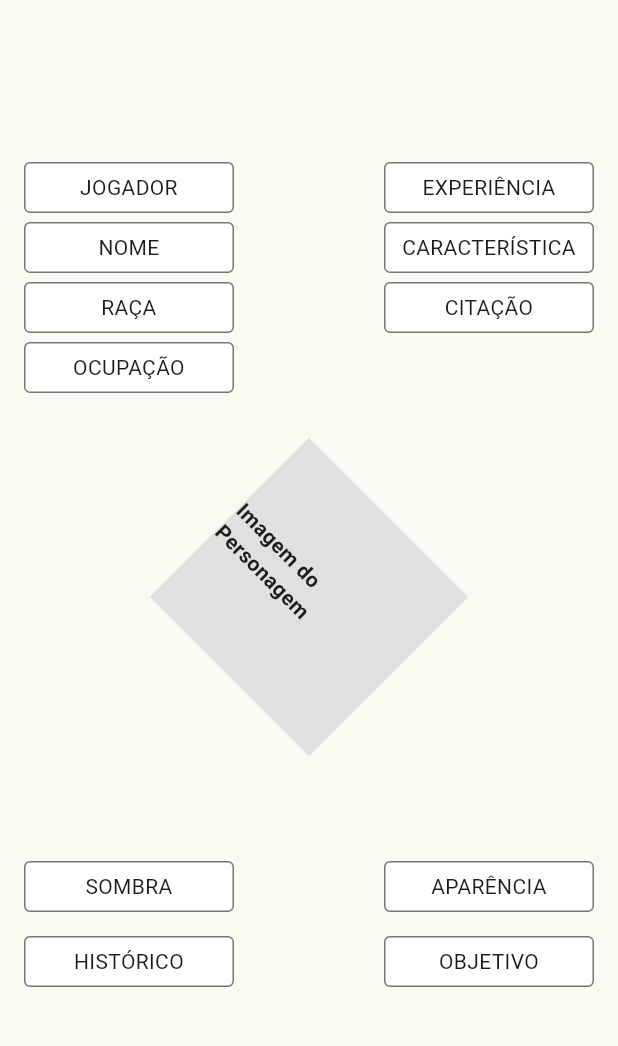
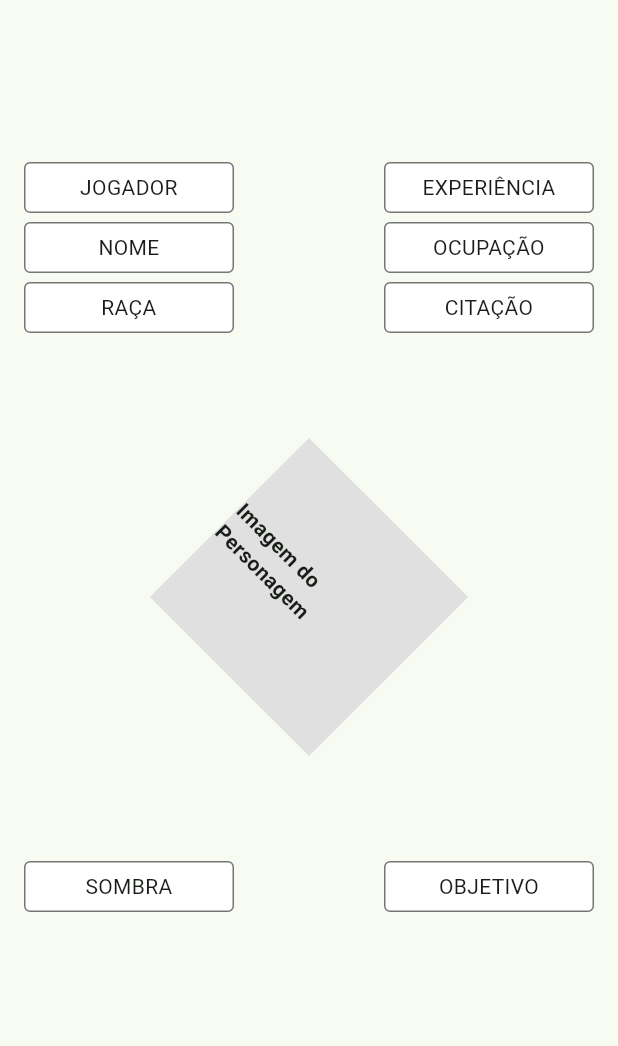
Before and after one commit to RaulMigSN/flutter_app_symba, a Flutter app: the screen it shows after launch, on a phone screen of 412 x 824 dp, the part 63-1109 px from its top. Run offline on Flutter 3.47's test engine with Material 3 defaults, Android fonts, the phone set to English and light mode, and no system bars.

Commit message:
Added: Weapons and Armor Screeen, Altered: exampleCharacter and How i use
Adicionei uma tela com uma lógica simples para armas e armaduras, exibindo o equipado e o não equipado, além de mostrar dano e qualidade, futuramente terá uma tela mostrando todas as qualidades.

Agora o personagem de exemplo é usado em todas as telas, ainda irei adaptar para usar os seus valores nas duas telas iniciais.

```diff
--- a/lib/main.dart
+++ b/lib/main.dart
@@ -1,4 +1,5 @@
 import 'package:flutter/material.dart';
+import 'package:flutter_app_symba/models/chracter_exemple.dart';
 import 'screens/initial_page.dart';
 
 void main() {
@@ -48,7 +49,7 @@
         useMaterial3: true,
         colorScheme: ColorScheme.fromSeed(seedColor: Colors.green),
       ),
-      home: const InitialPage(),
+      home: InitialPage(character: exampleCharacter),
     );
   }
 }
--- a/lib/models/armor.dart
+++ b/lib/models/armor.dart
@@ -4,7 +4,7 @@ import 'package:flutter_app_symba/models/quality.dart';
 class Armor extends Equipment{
   final String protection;
   final Quality quality;
-  final bool equiped;
+  bool equipped;
 
   Armor({
       required super.name,
@@ -12,6 +12,6 @@ class Armor extends Equipment{
       required super.price,
       required this.protection,
       required this.quality,
-      required this.equiped
+      required this.equipped
     });
 }
--- a/lib/models/chracter_exemple.dart
+++ b/lib/models/chracter_exemple.dart
@@ -7,6 +7,13 @@ import 'artifact.dart';
 import 'weapon.dart';
 import 'armor.dart';
 import 'enums.dart';
+
+// Apenas para teste da página;
+SkillDescription descricaoHabilidade = SkillDescription(action: TypeAction.ativa, description: 'Você Atira fazendo curva.');
+Map<String,SkillDescription> efeitoHabilidade = {
+  'Novato' : descricaoHabilidade
+};
+Skill habilidade = Skill(name: 'Fazendo Curva', description: 'Você começa atirando em curva depois ela da uma pirueta', level: 'Novato', type: 'Habilidade', effect: efeitoHabilidade);
 
 // Gerei com IA apenas para Facilitar.
 final exampleCharacter = Character(
@@ -36,18 +43,7 @@ final exampleCharacter = Character(
   otherRiches: 'Pingente misterioso que brilha quando há perigo, moedas de impérios esquecidos.',
   image: null, // ou Uint8List.fromList(...) se tiver uma imagem
   skillsAndPowers: [
-    Skill(
-      name: 'Tiro Curvo',
-      description: 'Você começa atirando em curva depois ela da uma pirueta',
-      level: 'Novato',
-      type: 'Habilidade',
-      effect: {
-        'Novato': SkillDescription(
-          action: TypeAction.ativa,
-          description: 'Você Atira fazendo curva.',
-        )
-      },
-    )
+    habilidade
   ],
   equipment: [
     Equipment(name: 'Kit de Aventureiro', description: 'Corda, gancho, lanterna mágica, ferramentas.')
@@ -56,9 +52,9 @@ final exampleCharacter = Character(
     Artifact(name:'Olho de Eldur', description: 'Permite ver auras mágicas por tempo limitado.',price: null, powers: null)
   ],
   weapons: [
-    Weapon(name: 'Besta de Pulso', damage: '1d10', description: 'Pequena, silenciosa e mortal à curta distância.', price: '', type: '', quality: Quality(name: 'Equilibrada', description: 'Ela é equilibrada'), equiped: true)
+    Weapon(name: 'Besta de Pulso', damage: '1d10', description: 'Pequena, silenciosa e mortal à curta distância.', price: '', type: '', quality: Quality(name: 'Equilibrada', description: 'Ela é equilibrada'), equipped: true)
   ],
   armors: [
-    Armor(name: 'Colete de Couro Enfeitiçado', protection: '1D4', description: 'Oferece proteção leve e mágica contra cortes.', price: '', quality: Quality(name: 'Equilibrada', description: 'Ela é equilibrada'), equiped: true)
+    Armor(name: 'Colete de Couro Enfeitiçado', protection: '1D4', description: 'Oferece proteção leve e mágica contra cortes.', price: '', quality: Quality(name: 'Equilibrada', description: 'Ela é equilibrada'), equipped: true)
   ],
 );
--- a/lib/models/weapon.dart
+++ b/lib/models/weapon.dart
@@ -5,7 +5,7 @@ class Weapon extends Equipment {
   final String type;
   final String damage;
   final Quality quality;
-  final bool equiped;
+  bool equipped;
 
   Weapon({
       required super.name,
@@ -14,6 +14,6 @@ class Weapon extends Equipment {
       required this.type,
       required this.damage,
       required this.quality,
-      required this.equiped
+      required this.equipped
     });
 }
--- a/lib/screens/character_sheet.dart
+++ b/lib/screens/character_sheet.dart
@@ -51,14 +51,13 @@ class CharacterSheetScreen extends StatelessWidget {
               const Positioned(top: 10, left: 10, child: TextFieldComponent("JOGADOR")),
               const Positioned(top: 50, left: 10, child: TextFieldComponent("NOME")),
               const Positioned(top: 90, left: 10, child: TextFieldComponent("RAÇA")),
-              const Positioned(top: 130, left: 10, child: TextFieldComponent("OCUPAÇÃO")),
+
               const Positioned(top: 10, right: 10, child: TextFieldComponent("EXPERIÊNCIA")),
-              const Positioned(top: 50, right: 10, child: TextFieldComponent("CARACTERÍSTICA")),
+              const Positioned(top: 50, right: 10, child: TextFieldComponent("OCUPAÇÃO")),
               const Positioned(top: 90, right: 10, child: TextFieldComponent("CITAÇÃO")),
+
               const Positioned(bottom: 90, left: 10, child: TextFieldComponent("SOMBRA")),
-              const Positioned(bottom: 40, left: 10, child: TextFieldComponent("HISTÓRICO")),
-              const Positioned(bottom: 90, right: 10, child: TextFieldComponent("APARÊNCIA")),
-              const Positioned(bottom: 40, right: 10, child: TextFieldComponent("OBJETIVO")),
+              const Positioned(bottom: 90, right: 10, child: TextFieldComponent("OBJETIVO")),
             ],
           )
         ),
--- a/lib/screens/initial_page.dart
+++ b/lib/screens/initial_page.dart
@@ -1,20 +1,13 @@
 import 'package:flutter/material.dart';
-import 'package:flutter_app_symba/models/skill.dart';
-import 'package:flutter_app_symba/models/skill_description.dart';
+import 'package:flutter_app_symba/models/character.dart';
+import 'package:flutter_app_symba/screens/character_armor_weapons.dart';
 import 'package:flutter_app_symba/screens/character_skills.dart';
 import 'character_sheet.dart';
 import 'character_attributes.dart';
-import 'package:flutter_app_symba/models/enums.dart';
-
-// Apenas para teste da página;
-SkillDescription descricaoHabilidade = SkillDescription(action: TypeAction.ativa, description: 'Você Atira fazendo curva.');
-Map<String,SkillDescription> efeitoHabilidade = {
-  'Novato' : descricaoHabilidade
-};
-Skill habilidade = Skill(name: 'Fazendo Curva', description: 'Você começa atirando em curva depois ela da uma pirueta', level: 'Novato', type: 'Habilidade', effect: efeitoHabilidade);
 
 class InitialPage extends StatelessWidget {
-  const InitialPage({super.key});
+  final Character character;
+  const InitialPage({super.key, required this.character});
 
   @override
   Widget build(BuildContext context) {
@@ -23,7 +16,8 @@ class InitialPage extends StatelessWidget {
       children: [
         CharacterSheetScreen(),
         CharacterAttributes(),
-        CharacterSkills(skills: [habilidade],)
+        CharacterSkills(skills:character.skillsAndPowers),
+        CharacterArmorWeapons(weapons: character.weapons, armors: character.armors)
       ],
     );
   }
--- a/pubspec.yaml
+++ b/pubspec.yaml
@@ -34,6 +34,7 @@ dependencies:
   # The following adds the Cupertino Icons font to your application.
   # Use with the CupertinoIcons class for iOS style icons.
   cupertino_icons: ^1.0.8
+  collection: ^1.19.1
 
 dev_dependencies:
   flutter_test:
```
Also changed, not shown: lib/screens/character_armor_weapons.dart (added, +128 -0 lines), pubspec.lock.
